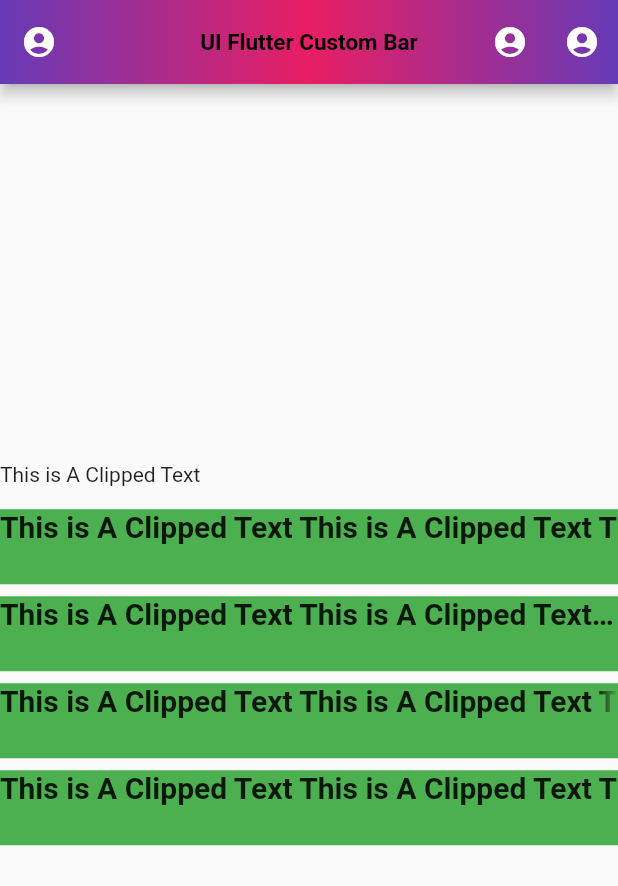
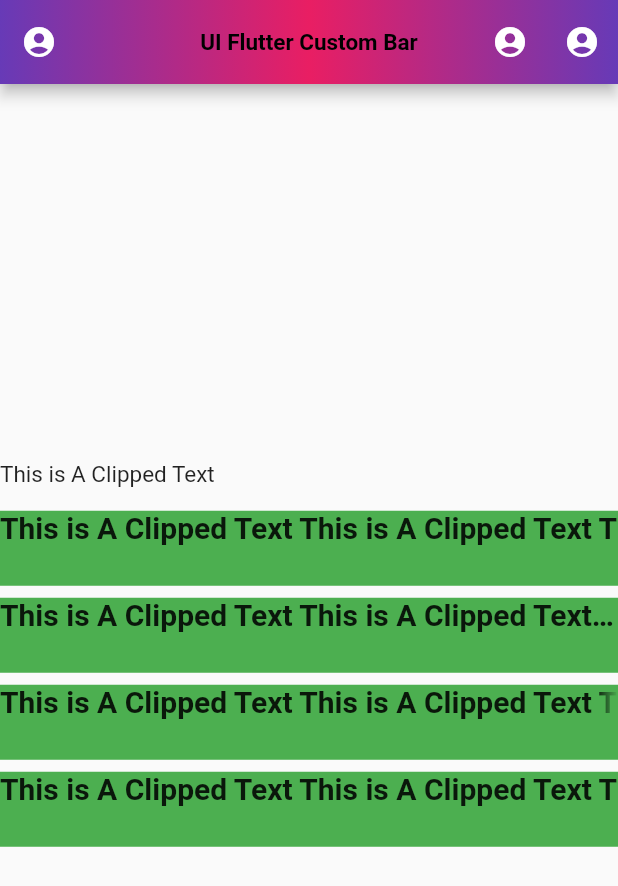
Before and after one commit to Devsaci/custom_appbarV2, a Flutter app: the screen it shows after launch, on a phone screen of 412 x 824 dp. Shown: the top 886 px of the screen. Run offline on Flutter 3.47's test engine with Material 2 defaults, Android fonts, the phone set to English and light mode, and no system bars; our stand-ins replace another_flushbar, fluttertoast.

Commit message:
SelectableText property

```diff
--- a/lib/main.dart
+++ b/lib/main.dart
@@ -86,9 +86,12 @@ class _MyHomePageState extends State<MyHomePage> {
         children: [
           const SelectableText(
             "This is A Clipped Text ",
-              showCursor: true,
-              toolbarOptions: ToolbarOptions(copy: true, selectAll: true,paste: true),
-
+            showCursor: true,
+            cursorHeight: 30,
+            cursorWidth: 10,
+            style: TextStyle(fontSize: 15),
+            toolbarOptions:
+                ToolbarOptions(copy: true, selectAll: true, paste: true),
           ),
           SizedBox(
             height: 15,
@@ -101,7 +104,7 @@ class _MyHomePageState extends State<MyHomePage> {
               "This is A Clipped Text This is A Clipped Text This is A Clipped Text ",
               style: TextStyle(fontWeight: FontWeight.bold, fontSize: 20),
               overflow: TextOverflow.clip,
-              softWrap:false,
+              softWrap: false,
             ),
           ),
           SizedBox(
@@ -115,7 +118,6 @@ class _MyHomePageState extends State<MyHomePage> {
               "This is A Clipped Text This is A Clipped Text This is A Clipped Text ",
               style: TextStyle(fontWeight: FontWeight.bold, fontSize: 20),
               overflow: TextOverflow.ellipsis,
-
             ),
           ),
           SizedBox(
@@ -129,7 +131,7 @@ class _MyHomePageState extends State<MyHomePage> {
               "This is A Clipped Text This is A Clipped Text This is A Clipped Text ",
               style: TextStyle(fontWeight: FontWeight.bold, fontSize: 20),
               overflow: TextOverflow.fade,
-              softWrap:false,
+              softWrap: false,
             ),
           ),
           SizedBox(
@@ -143,7 +145,7 @@ class _MyHomePageState extends State<MyHomePage> {
               "This is A Clipped Text This is A Clipped Text This is A Clipped Text ",
               style: TextStyle(fontWeight: FontWeight.bold, fontSize: 20),
               overflow: TextOverflow.visible,
-              softWrap:false,
+              softWrap: false,
             ),
           ),
           SizedBox(
```
